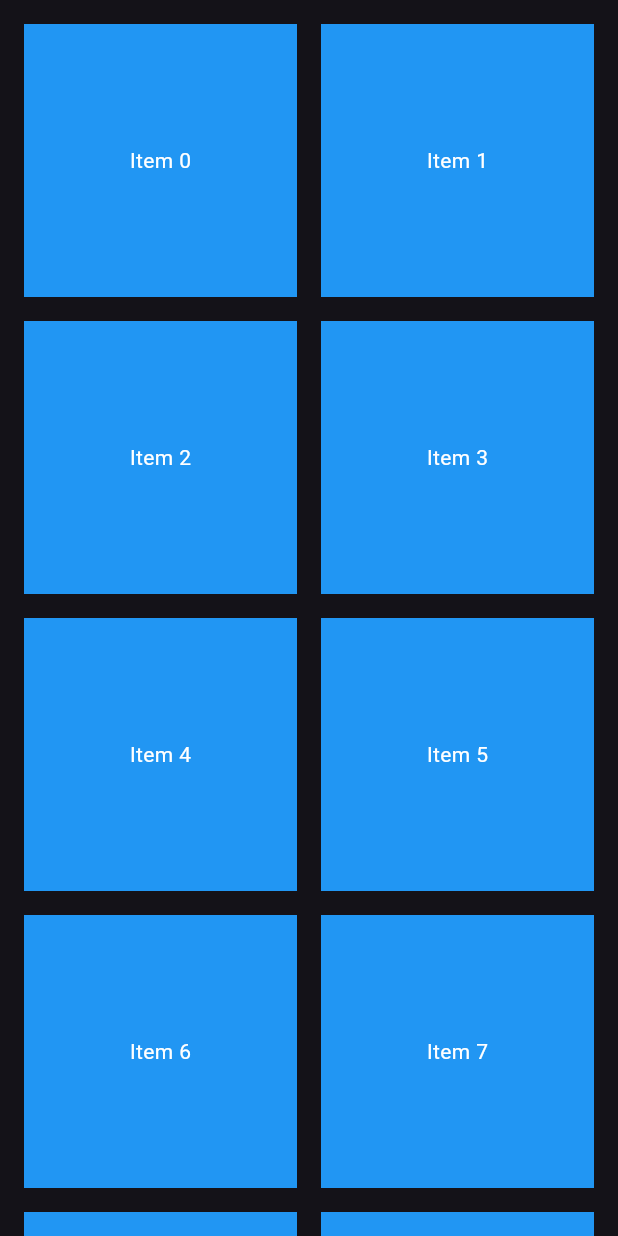
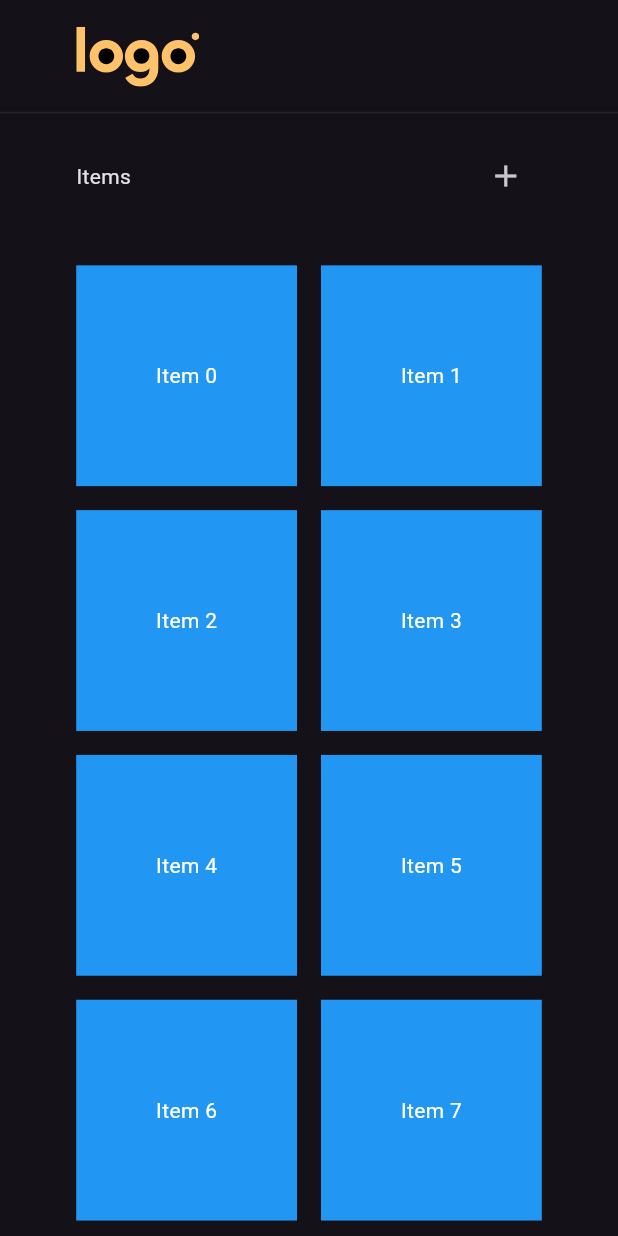
Before and after one commit to mo7amedaliEbaid/flutter_web_ui, a Flutter app: the DesktopView screen opened directly, on a phone screen of 412 x 824 dp. Run offline on Flutter 3.47's test engine with Material 3 defaults, Android fonts, the phone set to English and light mode, and no system bars; our stand-ins replace flutter_svg, google_fonts.

Commit message:
responsive

```diff
--- a/lib/desktop/desktop.dart
+++ b/lib/desktop/desktop.dart
@@ -1,5 +1,10 @@
 import 'package:flutter/material.dart';
+import 'package:flutter_svg/flutter_svg.dart';
+import 'package:flutter_web_ui/configs/configs.dart';
 import 'package:flutter_web_ui/widgets/common_grid.dart';
+
+import '../gen/assets.gen.dart';
+import '../widgets/common_row.dart';
 
 class DesktopView extends StatefulWidget {
   const DesktopView({super.key});
@@ -14,8 +19,26 @@ class _DesktopViewState extends State<DesktopView> {
     return Scaffold(
       body: Column(
         children: [
-          Row(
-            children: [],
+          Padding(
+            padding: EdgeInsets.symmetric(
+              horizontal: AppDimensions.normalize(20),
+              vertical: AppDimensions.normalize(7),
+            ),
+            child: Row(
+              children: [SvgPicture.asset(Assets.svg.logo)],
+            ),
+          ),
+          Divider(
+            color: Color(0xff262626),
+            height: 0,
+            indent: 0,
+          ),
+          Padding(
+            padding: EdgeInsets.symmetric(
+              horizontal: AppDimensions.normalize(20),
+              vertical: AppDimensions.normalize(7),
+            ),
+            child: CommonRow(),
           ),
           CommonGrid(),
         ],
--- a/lib/widgets/common_grid.dart
+++ b/lib/widgets/common_grid.dart
@@ -1,5 +1,6 @@
 import 'package:flutter/material.dart';
 
+import '../configs/app_dimensions.dart';
 import '../responsive/responsive_grid.dart';
 
 class CommonGrid extends StatefulWidget {
@@ -14,14 +15,17 @@ class _CommonGridState extends State<CommonGrid> {
   Widget build(BuildContext context) {
     return Expanded(
       child: ResponsiveGridView(
-        padding: EdgeInsets.all(16),
+        padding: EdgeInsets.symmetric(
+          horizontal: AppDimensions.normalize(20),
+          vertical: AppDimensions.normalize(7),
+        ),
         gridDelegate: ResponsiveGridDelegate(
           maxCrossAxisExtent: 200,
           mainAxisSpacing: 16,
           crossAxisSpacing: 16,
           childAspectRatio: 1,
         ),
-        children: List.generate(20, (index) {
+        children: List.generate(8, (index) {
           return Container(
             color: Colors.blue,
             alignment: Alignment.center,
--- /dev/null
+++ b/lib/widgets/common_row.dart
@@ -0,0 +1,26 @@
+import 'package:flutter/material.dart';
+
+class CommonRow extends StatefulWidget {
+  const CommonRow({super.key});
+
+  @override
+  State<CommonRow> createState() => _CommonRowState();
+}
+
+class _CommonRowState extends State<CommonRow> {
+  @override
+  Widget build(BuildContext context) {
+    return Row(
+      mainAxisAlignment: MainAxisAlignment.spaceBetween,
+      children: [
+        const Text('Items'),
+        IconButton(
+          icon: const Icon(Icons.add),
+          onPressed: () {
+            // Add your action here
+          },
+        ),
+      ],
+    );
+  }
+}
```
Also changed, not shown: vercel.json (added), 4 other files.
